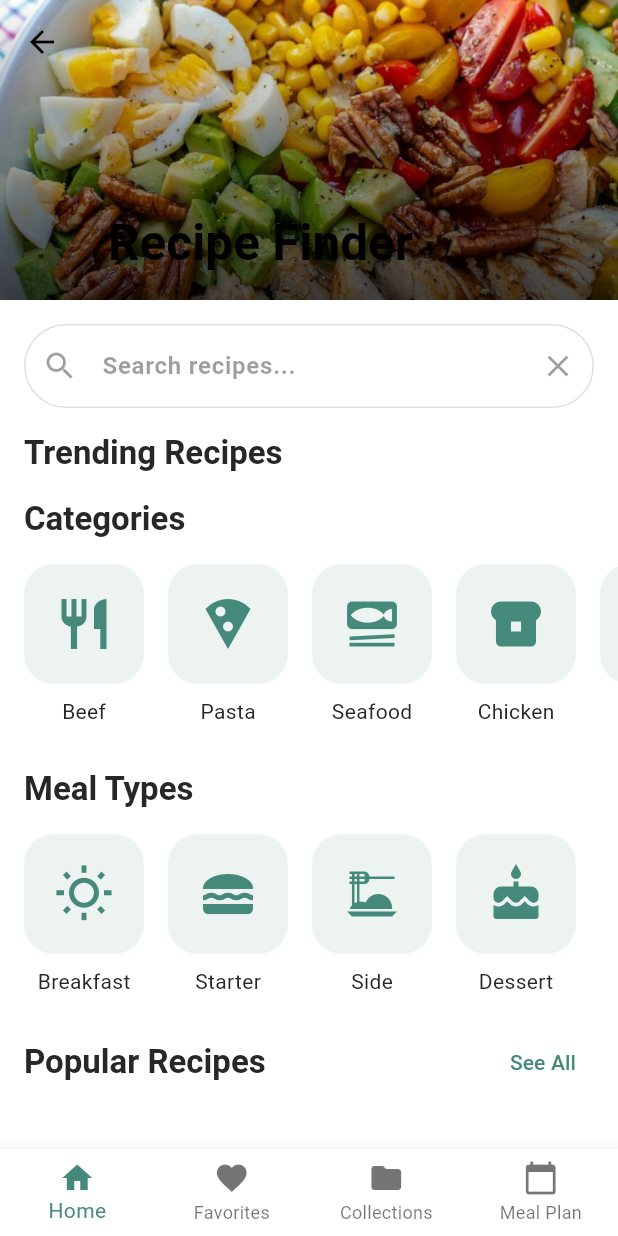
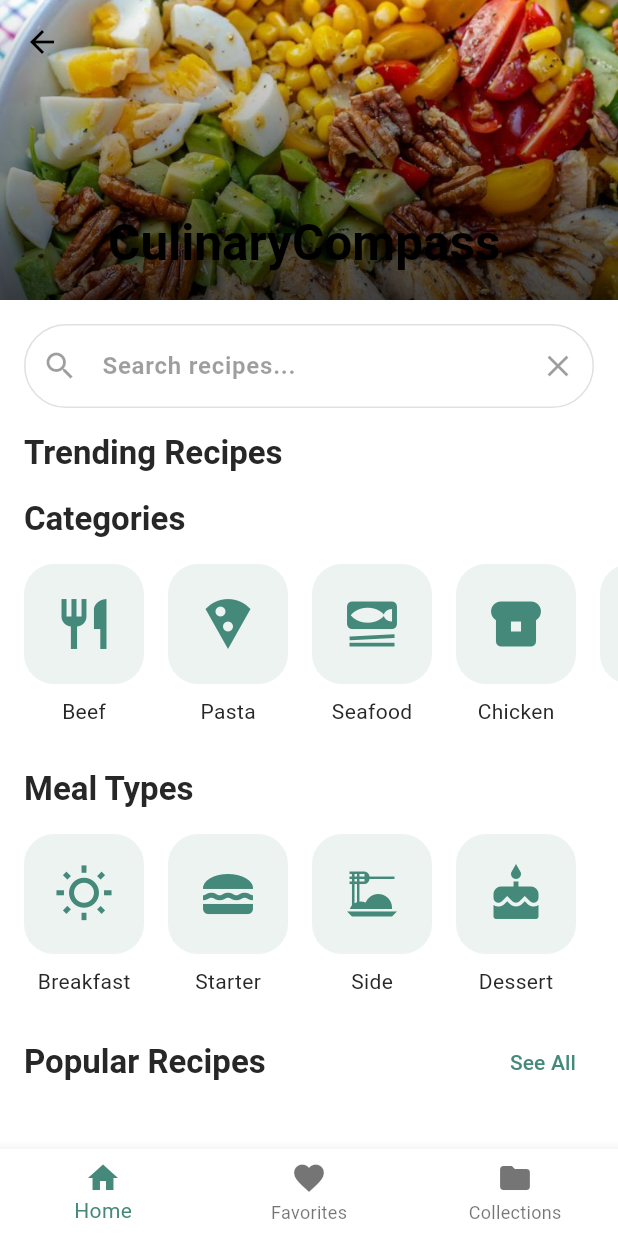
Before and after one commit to Ogunleye-Similoluwa/CulinaryCompass, a Flutter app: the HomeScreen screen opened by its route, on a phone screen of 412 x 824 dp. Run offline on Flutter 3.47's test engine with Material 3 defaults, Android fonts, the phone set to English and light mode, and no system bars; our stand-ins replace equatable, flutter_dotenv, flutter_riverpod, shared_preferences, speech_to_text; missing offline and left inert: screen_brightness; accounts and stored records are empty; network calls fail.

Commit message:
changed app name

```diff
--- a/lib/feature/home/presentation/home_screen.dart
+++ b/lib/feature/home/presentation/home_screen.dart
@@ -43,7 +43,7 @@ class _HomeScreenState extends ConsumerState<HomeScreen> {
           BottomNavigationBarItem(icon: Icon(Icons.home), label: 'Home'),
           BottomNavigationBarItem(icon: Icon(Icons.favorite), label: 'Favorites'),
           BottomNavigationBarItem(icon: Icon(Icons.folder), label: 'Collections'),
-          BottomNavigationBarItem(icon: Icon(Icons.calendar_today), label: 'Meal Plan'),
+          // BottomNavigationBarItem(icon: Icon(Icons.calendar_today), label: 'Meal Plan'),
         ],
       ),
     );
@@ -61,7 +61,7 @@ class _HomeScreenState extends ConsumerState<HomeScreen> {
             floating: false,
             pinned: true,
             flexibleSpace: FlexibleSpaceBar(
-              title: const Text('Recipe Finder', style: TextStyle(color: Colors.black)),
+              title: const Text('CulinaryCompass', style: TextStyle(color: Colors.black)),
               background: Stack(
                 fit: StackFit.expand,
                 children: [
--- a/lib/main.dart
+++ b/lib/main.dart
@@ -31,7 +31,7 @@ class MyApp extends StatelessWidget {
   Widget build(BuildContext context) {
     return MaterialApp(
       debugShowCheckedModeBanner: false,
-      title: "Flutter Food Recipe",
+      title: "CulinaryCompass",
       theme: AppTheme.light,
       darkTheme: AppTheme.dark,
       themeMode: ThemeMode.light,
```
Also changed, not shown: 1 other file.
